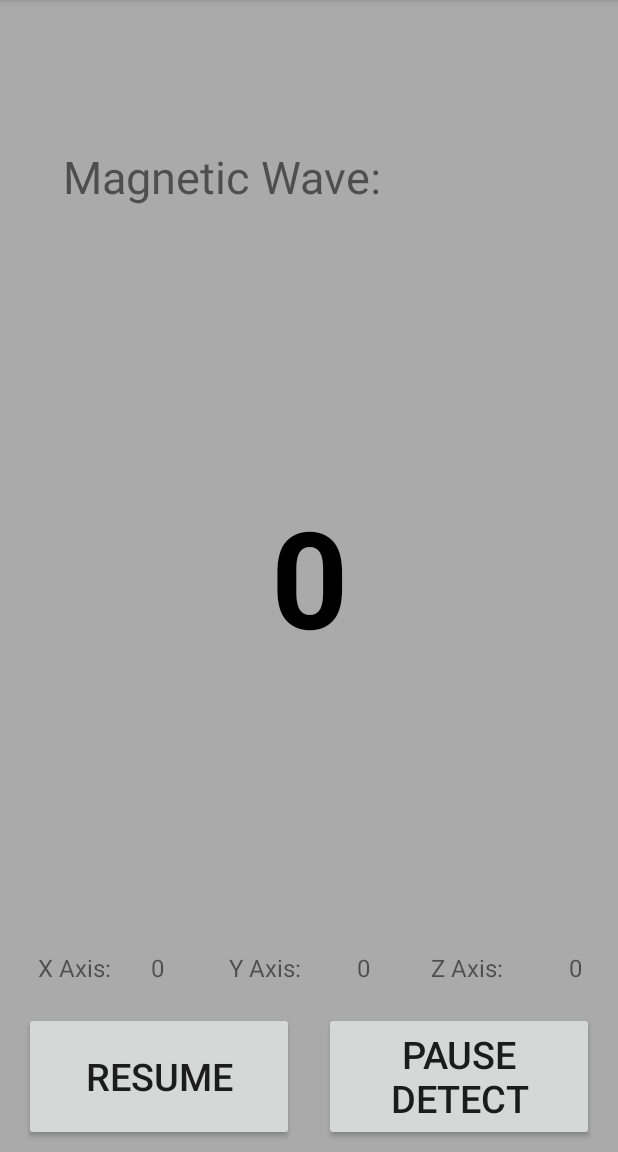
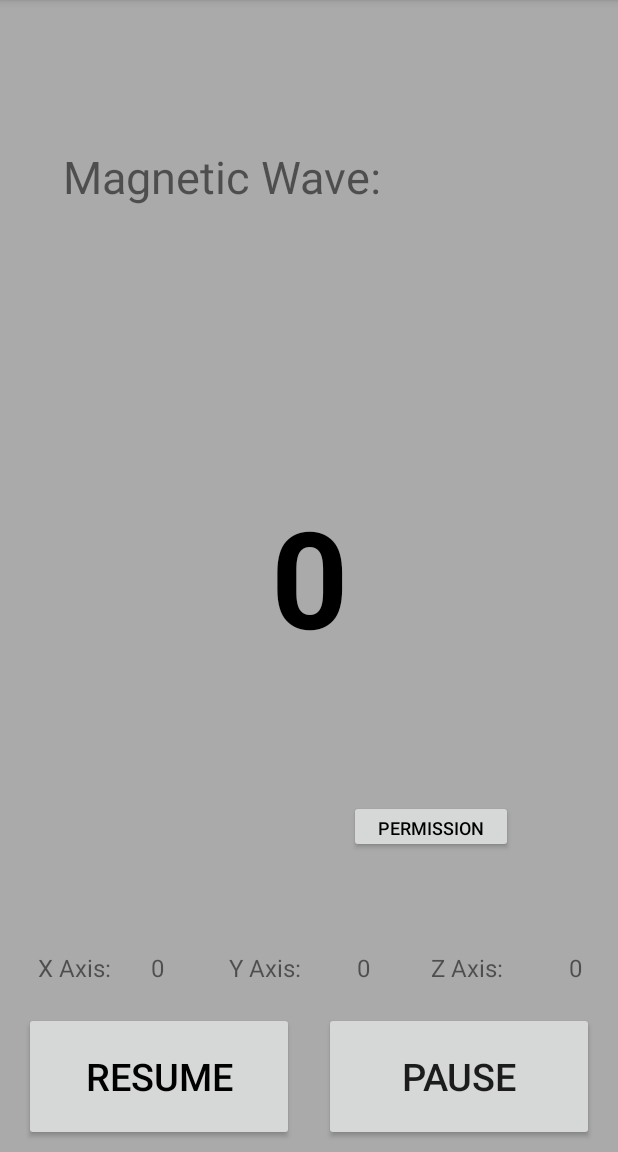
Before and after one commit to chunny22/Metal_Detector, an Android app: the screen it shows after launch (MainActivity), on a phone screen of 412 x 824 dp, the part 84-1236 px from its top. Run offline under Robolectric (Android 15) with nearby library versions, the phone set to English and light mode, and no system bars.

Commit message:
Update Push

```diff
--- a/app/build.gradle
+++ b/app/build.gradle
@@ -23,11 +23,16 @@ android {
 }
 
 dependencies {
+    implementation 'com.google.android.material:material:1.1.0'
+    implementation 'androidx.navigation:navigation-fragment:2.3.0'
+    implementation 'androidx.navigation:navigation-ui:2.3.0'
     def room_version = "2.2.5"
 
     implementation fileTree(dir: "libs", include: ["*.jar"])
     implementation 'androidx.appcompat:appcompat:1.1.0'
     implementation 'androidx.constraintlayout:constraintlayout:1.1.3'
+    implementation 'pub.devrel:easypermissions:1.1.3'
+
     testImplementation 'junit:junit:4.12'
     androidTestImplementation 'androidx.test.ext:junit:1.1.1'
     androidTestImplementation 'androidx.test.espresso:espresso-core:3.2.0'
--- a/app/src/main/java/com/example/metal_detector/Alert_Dialog.java
+++ b/app/src/main/java/com/example/metal_detector/Alert_Dialog.java
@@ -17,6 +17,7 @@ public class Alert_Dialog extends AppCompatDialogFragment {
     private Alert_DialogListener listener;
 
     @Override
+    @NonNull
     public Dialog onCreateDialog(Bundle savedInstanceState) {
         AlertDialog.Builder builder = new AlertDialog.Builder(getActivity());
 
@@ -42,7 +43,7 @@ public class Alert_Dialog extends AppCompatDialogFragment {
     }
 
     @Override
-    public void onAttach(Context context) {
+    public void onAttach(@NonNull Context context) {
         super.onAttach(context);
 
         try {
--- a/app/src/main/java/com/example/metal_detector/MainActivity.java
+++ b/app/src/main/java/com/example/metal_detector/MainActivity.java
@@ -1,8 +1,15 @@
 package com.example.metal_detector;
 
+import androidx.annotation.NonNull;
+import androidx.appcompat.app.AlertDialog;
 import androidx.appcompat.app.AppCompatActivity;
+import androidx.core.app.ActivityCompat;
+import androidx.core.content.ContextCompat;
 
+import android.Manifest;
 import android.content.Context;
+import android.content.DialogInterface;
+import android.content.pm.PackageManager;
 import android.view.View;
 import android.content.Intent;
 import android.hardware.Sensor;
@@ -19,11 +26,13 @@ import android.os.Bundle;
 import android.os.Vibrator;
 import android.widget.Toast;
 
+
 public class MainActivity extends AppCompatActivity implements SensorEventListener {
 
     private SensorManager sensormanager;
+    private int PERMISSION_CODE = 1;
     private TextView rate, X_Rate, Y_Rate, Z_Rate;
-    MediaPlayer player;
+    //MediaPlayer player;
     Vibrator v;
 
     @Override
@@ -38,15 +47,14 @@ public class MainActivity extends AppCompatActivity implements SensorEventListen
         v = (Vibrator) getSystemService(Context.VIBRATOR_SERVICE);
         Button pause = findViewById(R.id.pause);
         Button resume = findViewById(R.id.resume);
+        Button permission = findViewById(R.id.permission);
 
         sensormanager = (SensorManager) getSystemService(SENSOR_SERVICE);
-
-        //TODO check whether pause/resume button works
         //TODO implement pausing the measurement and retrieving the information
         pause.setOnClickListener(new View.OnClickListener() {
             @Override
             public void onClick(View view) {
-                Toast.makeText(getBaseContext(), "Detecting Paused", Toast.LENGTH_SHORT).show();
+                Toast.makeText(getBaseContext(), "Paused detecting", Toast.LENGTH_SHORT).show();
                 onPause();
             }
         });
@@ -54,13 +62,15 @@ public class MainActivity extends AppCompatActivity implements SensorEventListen
         resume.setOnClickListener(new View.OnClickListener() {
             @Override
             public void onClick(View view) {
-                Toast.makeText(getBaseContext(), "Detecting Resumed", Toast.LENGTH_SHORT).show();
+                Toast.makeText(getBaseContext(), "Resumed detecting", Toast.LENGTH_SHORT).show();
                 onResume();
             }
         });
 
     }
 
+    //TODO wifi/LTE
+    //TODO get set POST
     public boolean onCreateOptionsMenu(Menu menu) {
         MenuInflater inflater = getMenuInflater();
         inflater.inflate(R.menu.drop_menu, menu);
@@ -75,6 +85,13 @@ public class MainActivity extends AppCompatActivity implements SensorEventListen
             startActivity(set_intent);
             return false;
         }
+
+        if (id == R.id.data) {
+            Intent set_intent = new Intent(this, EnterData.class);
+            startActivity(set_intent);
+            return false;
+        }
+
         return super.onOptionsItemSelected(item);
     }
 
@@ -104,9 +121,9 @@ public class MainActivity extends AppCompatActivity implements SensorEventListen
             Y_Rate.setText(Math.round(Y) + " μT");
             Z_Rate.setText(Math.round(Z) + " μT");
 
-            boolean over = false;
+            /*boolean over = false;
             while (over) {
-                if (total >= 30) {
+                if (total >= 160) {
                     if (Settings.sound_toggle) {
                         if (player == null) {
                             player = MediaPlayer.create(this, R.raw.alert);
@@ -114,7 +131,8 @@ public class MainActivity extends AppCompatActivity implements SensorEventListen
                         player.start();
                     }
                     if (Settings.vibrate_toggle) {
-                        v.vibrate(800);
+                        long[] pattern = {100,300,100,700,300,2000};
+                        v.vibrate(pattern, -1);
                     }
                 }
                 else if (total < 160) {
@@ -123,7 +141,7 @@ public class MainActivity extends AppCompatActivity implements SensorEventListen
                         player = null;
                     }
                 }
-            }
+            }*/
         }
     }
 /*
@@ -154,4 +172,5 @@ public class MainActivity extends AppCompatActivity implements SensorEventListen
     @Override
     public void onAccuracyChanged(Sensor sensor, int accuracy) {
     }
+
 }
--- a/app/src/main/res/layout/activity_main.xml
+++ b/app/src/main/res/layout/activity_main.xml
@@ -115,10 +115,25 @@
         app:layout_constraintVertical_bias="0.85" />
 
     <Button
+        android:id="@+id/permission"
+        android:layout_width="109dp"
+        android:layout_height="35dp"
+        android:text="@string/permission"
+        android:textColor="@android:color/black"
+        android:textSize="12sp"
+        app:layout_constraintBottom_toBottomOf="parent"
+        app:layout_constraintEnd_toEndOf="@+id/rate"
+        app:layout_constraintHorizontal_bias="0.768"
+        app:layout_constraintStart_toStartOf="@+id/rate"
+        app:layout_constraintTop_toTopOf="@+id/rate"
+        app:layout_constraintVertical_bias="0.728" />
+
+    <Button
         android:id="@+id/resume"
         android:layout_width="180dp"
         android:layout_height="86dp"
         android:text="@string/resume"
+        android:textColor="@android:color/black"
         android:textSize="25sp"
         app:layout_constraintBottom_toBottomOf="parent"
         app:layout_constraintEnd_toEndOf="parent"
--- a/app/src/main/res/layout/activity_settings.xml
+++ b/app/src/main/res/layout/activity_settings.xml
@@ -42,7 +42,7 @@
         android:textSize="25sp"
         app:layout_constraintBottom_toBottomOf="parent"
         app:layout_constraintEnd_toEndOf="parent"
-        app:layout_constraintHorizontal_bias="0.093"
+        app:layout_constraintHorizontal_bias="0.053"
         app:layout_constraintStart_toStartOf="parent"
         app:layout_constraintTop_toTopOf="parent"
         app:layout_constraintVertical_bias="0.338" />
@@ -57,7 +57,7 @@
         android:textSize="25sp"
         app:layout_constraintBottom_toBottomOf="parent"
         app:layout_constraintEnd_toEndOf="parent"
-        app:layout_constraintHorizontal_bias="0.903"
+        app:layout_constraintHorizontal_bias="0.915"
         app:layout_constraintStart_toStartOf="parent"
         app:layout_constraintTop_toTopOf="parent"
         app:layout_constraintVertical_bias="0.342" />
--- a/app/src/main/res/menu/drop_menu.xml
+++ b/app/src/main/res/menu/drop_menu.xml
@@ -12,6 +12,9 @@
         </menu>
     </item>
     <item
+        android:id="@+id/data"
+        android:title="@string/data" />
+    <item
         android:id="@+id/set"
         android:title="@string/settings"
         app:showAsAction="never" />
--- a/app/src/main/res/values/strings.xml
+++ b/app/src/main/res/values/strings.xml
@@ -6,7 +6,7 @@
     <string name="bar">Bar Graph</string>
     <string name="vibrate">Vibrate ON/OFF</string>
     <string name="sound">Sound ON/OFF</string>
-    <string name="pause">Pause Detect</string>
+    <string name="pause">Pause</string>
     <string name="sensitivity">Magnetic Wave:</string>
     <string name="back">Go Back</string>
     <string name="alert_rate">Alert Rate:</string>
@@ -16,4 +16,7 @@
     <string name="Y">Y Axis:</string>
     <string name="Z">Z Axis:</string>
     <string name="resume">Resume</string>
+    <string name="data">Enter Data</string>
+    <string name="title_activity_enterdata">enterdata</string>
+    <string name="permission">Permission</string>
 </resources>
--- a/build.gradle
+++ b/build.gradle
@@ -5,7 +5,7 @@ buildscript {
         jcenter()
     }
     dependencies {
-        classpath "com.android.tools.build:gradle:4.0.0"
+        classpath 'com.android.tools.build:gradle:4.0.1'
 
         // NOTE: Do not place your application dependencies here; they belong
         // in the individual module build.gradle files
```
Also changed, not shown: app/src/main/AndroidManifest.xml (+5 -3 lines), app/src/main/java/com/example/metal_detector/EnterData.java (added, +147 -0 lines), app/src/main/java/com/example/metal_detector/Mag_Waves.java (+4 -3 lines), app/src/main/java/com/example/metal_detector/MyDAO.java (+8 -0 lines), app/src/main/java/com/example/metal_detector/Room.java (deleted, +0 -14 lines), app/src/main/java/com/example/metal_detector/Settings.java (+5 -5 lines), app/src/main/res/layout/activity_enter_data.xml (added, +64 -0 lines), app/src/main/res/layout/activity_room.xml (deleted, +0 -9 lines), app/src/main/res/values/styles.xml (+9 -0 lines).
